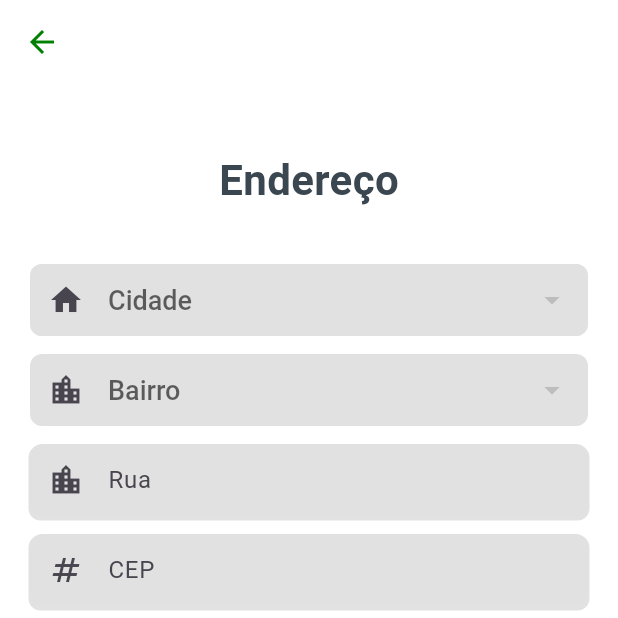
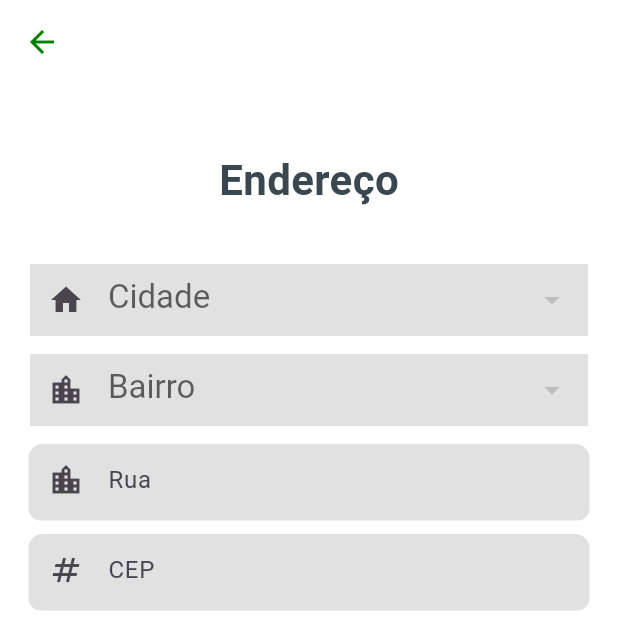
Before and after one commit to wellington067/assim-app-comercio-consumidor, a Flutter app: the SignUpScreen screen opened by its route, after a tap on "Próximo", on a phone screen of 412 x 824 dp, the top half of it. Run offline on Flutter 3.47's test engine with Material 3 defaults, Android fonts, the phone set to English and light mode, and no system bars; our stand-ins replace bot_toast, device_preview, dio, flutter_local_notifications, flutter_secure_storage, flutter_svg and 8 more; missing offline and left inert: rate_my_app; accounts and stored records are empty; network calls fail.

Commit message:
fix: editar e listar endereços.

```diff
--- a/lib/components/forms/custom_text_form_field.dart
+++ b/lib/components/forms/custom_text_form_field.dart
@@ -40,7 +40,7 @@ class _CustomTextFormFieldState extends State<CustomTextFormField> {
   @override
   void initState() {
     super.initState();
-    /* if (widget.isPassword != null) {
+    if (widget.isPassword != null) {
       _obscureText = widget.isPassword!;
     }
     widget.controller?.addListener(() {
@@ -48,7 +48,7 @@ class _CustomTextFormFieldState extends State<CustomTextFormField> {
               widget.controller?.text.isEmpty == true) &&
           widget.isPassword == true) {}
       setState(() {});
-    }); */
+    });
   }
 
   @override
--- a/lib/screens/profile/components/custom_order.dart
+++ b/lib/screens/profile/components/custom_order.dart
@@ -80,7 +80,7 @@ class OrderCard extends StatelessWidget {
           onTap: onTap,
           child: Container(
             width: 430,
-            height: 255,
+            height: 230,
             decoration: BoxDecoration(
               color: kOnSurfaceColor,
               borderRadius: const BorderRadius.all(Radius.circular(15)),
--- a/lib/screens/signin/components/email_form.dart
+++ b/lib/screens/signin/components/email_form.dart
@@ -1,7 +1,7 @@
 import 'package:flutter/material.dart';
 
 class EmailForm extends StatelessWidget {
-  const EmailForm({super.key, required this.onChanged});
+  const EmailForm({Key? key, required this.onChanged}) : super(key: key);
   final Function(String) onChanged;
   @override
   Widget build(BuildContext context) {
--- a/lib/screens/signin/components/password_form.dart
+++ b/lib/screens/signin/components/password_form.dart
@@ -1,7 +1,7 @@
 import 'package:flutter/material.dart';
 
 class PasswordForm extends StatelessWidget {
-  const PasswordForm({super.key, required this.onChanged});
+  const PasswordForm({Key? key, required this.onChanged}) : super(key: key);
   final Function(String) onChanged;
   @override
   Widget build(BuildContext context) {
--- a/lib/screens/signup/components/info_second_screen.dart
+++ b/lib/screens/signup/components/info_second_screen.dart
@@ -3,6 +3,7 @@
 import 'package:ecommerceassim/shared/constants/style_constants.dart';
 import 'package:ecommerceassim/shared/core/models/cidade_model.dart';
 import 'package:flutter/material.dart';
+
 import '../../../components/forms/custom_text_form_field.dart';
 import '../../../components/utils/vertical_spacer_box.dart';
 import '../../../shared/constants/app_enums.dart';
@@ -11,83 +12,54 @@ import '../../../shared/core/controllers/sign_up_controller.dart';
 
 class InfoSecondScreen extends StatelessWidget {
   late SignUpController controller;
-
   InfoSecondScreen(this.controller, {super.key});
-
-  final double formFieldHeight = 48.0;
 
   @override
   Widget build(BuildContext context) {
     return Column(
       children: [
         const VerticalSpacerBox(size: SpacerSize.small),
-        Container(
-          decoration: BoxDecoration(
-            borderRadius: BorderRadius.circular(8.0),
-            color: kBackgroundColor,
-          ),
-          child: DropdownButtonFormField<CidadeModel>(
+        DropdownButtonFormField<CidadeModel>(
           isExpanded: true,
-            decoration: InputDecoration(
-              prefixIcon: const Icon(Icons.home),
-              border: OutlineInputBorder(
-                borderRadius: BorderRadius.circular(8.0),
-                borderSide: BorderSide.none,
-              ),
+          decoration: const InputDecoration(
+            prefixIcon: Icon(Icons.home),
+            border: InputBorder.none,
             filled: true,
             fillColor: kBackgroundColor,
-              contentPadding:
-                  EdgeInsets.symmetric(vertical: formFieldHeight / 7),
           ),
-            style: Theme.of(context)
-                .textTheme
-                .titleLarge
-                ?.copyWith(fontSize: 18, fontWeight: FontWeight.w500),
+          style: Theme.of(context).textTheme.titleLarge,
           hint: const Text('Cidade'),
-            value: controller
-                .selectedCidade, // Alterado para usar o valor do controller
-            items: controller.cidades.map((cidade) {
+          value: null,
+          items: controller.cidades.map((obj) {
             return DropdownMenuItem<CidadeModel>(
-                value: cidade,
-                child: Text(cidade.nome.toString(),
-                    style: const TextStyle(fontSize: 18)),
+              value: obj,
+              child: Text(obj.nome.toString()),
             );
           }).toList(),
-            onChanged: (CidadeModel? newValue) {
-              // controller.cidadeId = newValue!.id!.toInt();
-              controller.setCidade(newValue);
+          onChanged: (selectedObj) {
+            controller.cidadeId = selectedObj!.id!.toInt();
           },
-          ),
         ),
         const VerticalSpacerBox(size: SpacerSize.small),
         DropdownButtonFormField<BairroModel>(
           isExpanded: true,
-          decoration: InputDecoration(
-            prefixIcon: const Icon(Icons.location_city_sharp),
-            border: OutlineInputBorder(
-              borderRadius: BorderRadius.circular(8.0),
-              borderSide: BorderSide.none,
-            ),
+          decoration: const InputDecoration(
+            prefixIcon: Icon(Icons.location_city_sharp),
+            border: InputBorder.none,
             filled: true,
             fillColor: kBackgroundColor,
-            contentPadding: EdgeInsets.symmetric(vertical: formFieldHeight / 4),
           ),
-          style: Theme.of(context)
-              .textTheme
-              .titleLarge
-              ?.copyWith(fontSize: 18, fontWeight: FontWeight.w500),
+          style: Theme.of(context).textTheme.titleLarge,
           hint: const Text('Bairro'),
-          value: controller.selectedBairro,
-          items: controller.bairros.map((bairro) {
+          value: null,
+          items: controller.bairros.map((obj) {
             return DropdownMenuItem<BairroModel>(
-              value: bairro,
-              child: Text(bairro.nome.toString(),
-                  style: const TextStyle(fontSize: 18)),
+              value: obj,
+              child: Text(obj.nome.toString()),
             );
           }).toList(),
-          onChanged: (BairroModel? newValue) {
-            // controller.bairroId = newValue!.id!.toInt(); // Estava assim antes
-            controller.setBairro(newValue);
+          onChanged: (selectedObj) {
+            controller.bairroId = selectedObj!.id!.toInt();
           },
         ),
         const VerticalSpacerBox(size: SpacerSize.small),
--- a/lib/screens/signup/sign_up_screen.dart
+++ b/lib/screens/signup/sign_up_screen.dart
@@ -11,7 +11,7 @@ import 'components/info_first_screen.dart';
 import 'components/info_second_screen.dart';
 
 class SignUpScreen extends StatefulWidget {
-  const SignUpScreen({Key? key}) : super(key: key);
+  const SignUpScreen({super.key});
 
   @override
   State<SignUpScreen> createState() => _SignUpScreenState();
@@ -54,14 +54,8 @@ class _SignUpScreenState extends State<SignUpScreen> {
                     if (controller.infoIndex == 0) InfoFirstScreen(controller),
                     if (controller.infoIndex == 1) InfoSecondScreen(controller),
                     const VerticalSpacerBox(size: SpacerSize.large),
-                    if (controller.status == SignUpStatus.loading)
-                      const Center(
-                        child: CircularProgressIndicator(color: kDetailColor),
-                      ),
-                    if (controller.status != SignUpStatus.loading)
                     PrimaryButton(
-                        text:
-                            controller.infoIndex == 0 ? 'Próximo' : 'Concluir',
+                      text: controller.infoIndex == 0 ? 'Próximo' : 'Concluir',
                       onPressed: () {
                         if (controller.infoIndex == 0) {
                           controller.next();
@@ -72,12 +66,6 @@ class _SignUpScreenState extends State<SignUpScreen> {
                       color: kDetailColor,
                     ),
                     const VerticalSpacerBox(size: SpacerSize.small),
-                    if (controller.errorMessage != null)
-                      Text(
-                        controller.errorMessage!,
-                        style: kCaption1,
-                        textAlign: TextAlign.center,
-                      ),
                     Row(
                       mainAxisAlignment: MainAxisAlignment.center,
                       children: [
@@ -94,7 +82,7 @@ class _SignUpScreenState extends State<SignUpScreen> {
                     if (controller.infoIndex == 1)
                       Center(
                         child: CustomTextButton(
-                            onPressed: () => {controller.back()},
+                            onPressed: () => controller.back(),
                             title: 'Anterior'),
                       ),
                   ],
```
Also changed, not shown: lib/shared/core/controllers/sign_in_controller.dart (+20 -13 lines), lib/shared/core/controllers/sign_up_controller.dart (+45 -111 lines), lib/shared/core/repositories/sign_up_repository.dart (+6 -6 lines). Lines whose indentation alone changed are shown as unchanged.
